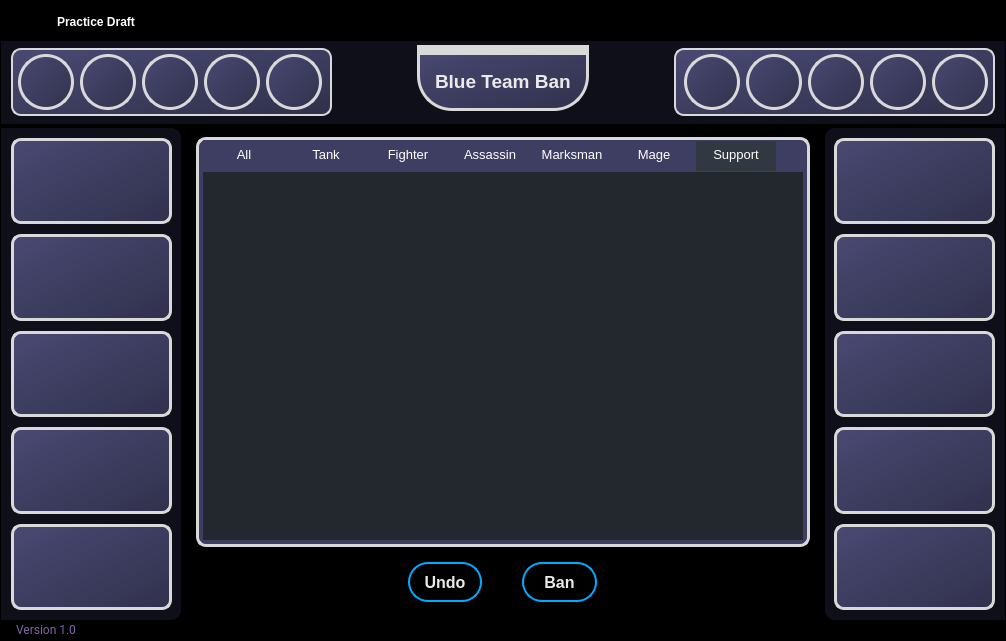
Qt form ui/pages/practice_draft.ui (elian-olbz/mlbb-drafting-and-simulation-tools) before a commit.
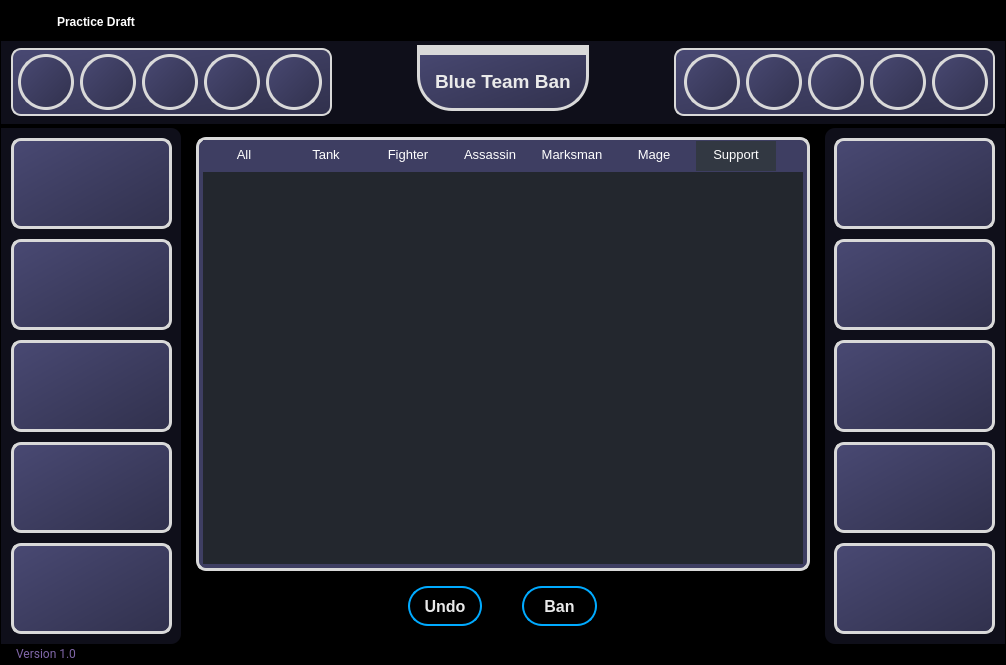
The same form after that commit. Icons and pictures are not drawn.

What changed in the file:
```diff
--- a/ui/pages/practice_draft.ui
+++ b/ui/pages/practice_draft.ui
@@ -7,7 +7,7 @@
     <x>0</x>
     <y>0</y>
     <width>1006</width>
-    <height>641</height>
+    <height>665</height>
    </rect>
   </property>
   <property name="windowTitle">
```
Left out of the diff: 2 changed lines with no effect on the pictures.
